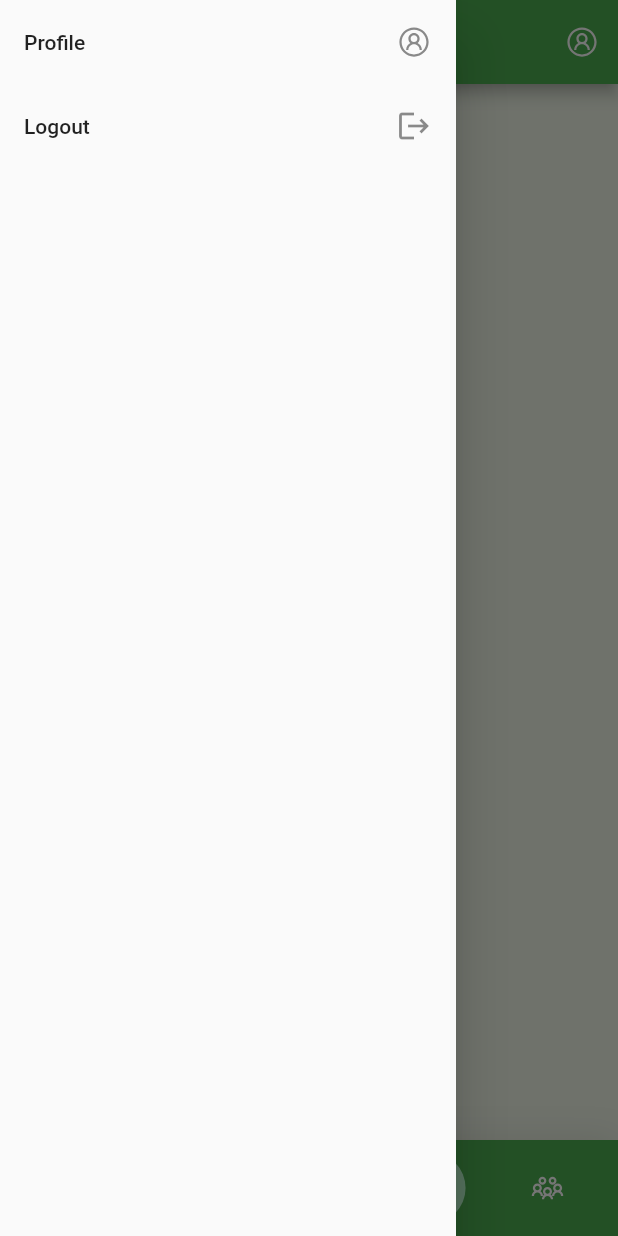
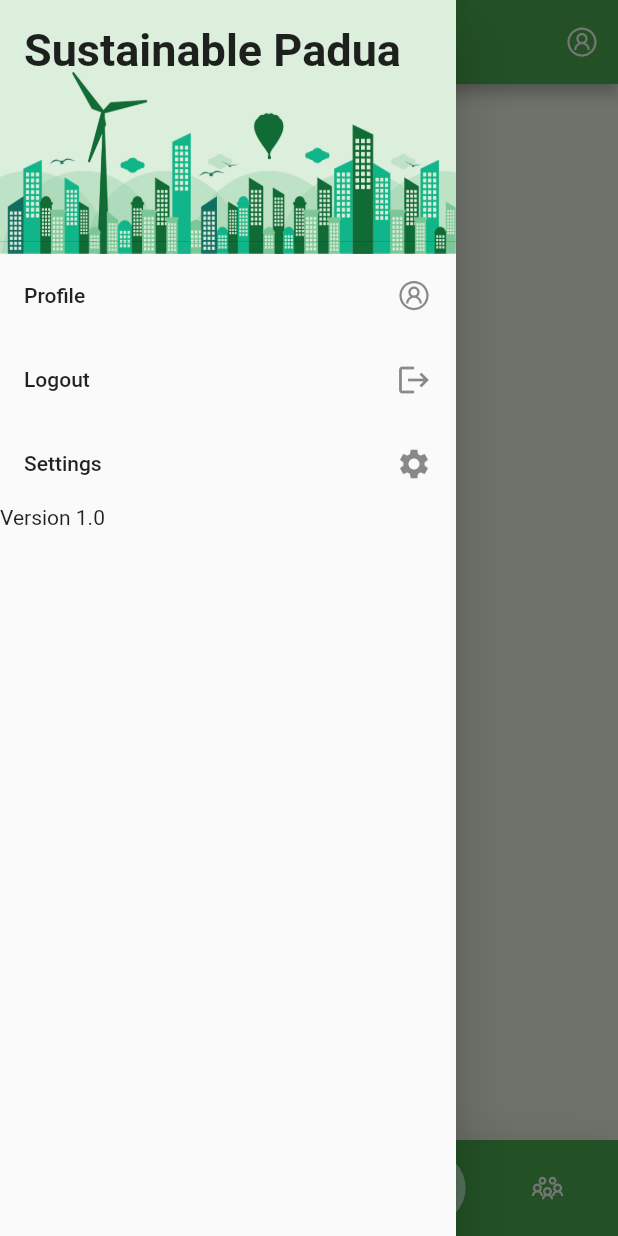
Before and after one commit to mariobon99/progetto_biomedical_wearable, a Flutter app: the MainPage screen opened directly, item 3 of the bottom bar chosen, with the side drawer open, on a phone screen of 412 x 824 dp. Run offline on Flutter 3.47's test engine with Material 2 defaults, Android fonts, the phone set to English and light mode, and no system bars; drawn by our look-alikes of google_nav_bar; our stand-ins replace floor, geolocator, image_picker, jwt_decoder, line_icons and 2 more; missing offline and left inert: dart:ffi; accounts and stored records are empty; generated files the repository leaves out were written again; network calls fail.

Commit message:
implementato database e suo provider con alcune queries: insert user e find all users

```diff
--- a/lib/database/daos/dao.dart
+++ b/lib/database/daos/dao.dart
@@ -1,2 +1,3 @@
 export 'users_dao.dart';
 export 'places_dao.dart';
+export 'visitedPlaces_dao.dart';
--- a/lib/database/daos/visitedPlaces_dao.dart
+++ b/lib/database/daos/visitedPlaces_dao.dart
@@ -2,7 +2,7 @@ import 'package:floor/floor.dart';
 import 'package:progetto_wearable/database/entities/entities.dart';
 
 @dao
-abstract class VisitedPlaceDao{
+abstract class VisitedPlaceDao {
   //Query that allows to obrain all the Users in the table
   @Query('SELECT * FROM VisitedPlace')
   Future<List<User>> findAllVisitedPlaces();
@@ -20,6 +20,6 @@ abstract class VisitedPlaceDao{
   Future<void> updateUVisitedPlace(VisitedPlace visitedPlace);
 
   //Query that allows to seletc the places visited by a User
-  @Query('SELECT idPlace FROM VisitedPlace WHERE idUser=: idUser')
+  @Query('SELECT idPlace FROM VisitedPlace WHERE idUser=:idUser')
   Stream<VisitedPlace?> findAllPlacesByAUser(int idUser);
 }
--- /dev/null
+++ b/lib/database/database.dart
@@ -0,0 +1,19 @@
+import 'dart:async';
+import 'package:floor/floor.dart';
+import 'package:sqflite/sqflite.dart' as sqflite;
+
+//Here, we are importing the entities and the daos of the database
+import 'daos/dao.dart';
+import 'entities/entities.dart';
+
+//The generated code will be in database.g.dart
+part 'database.g.dart';
+
+//Here we are saying that this is the first version of the Database and it has just 1 entity, i.e., Todo
+@Database(version: 1, entities: [User, Place, VisitedPlace])
+abstract class AppDatabase extends FloorDatabase {
+  //Add all the daos as getters here
+  UsersDao get usersDao;
+  PlacesDao get placesDao;
+  VisitedPlaceDao get visitedPlacesDao;
+}//AppDatabase
--- a/lib/database/entities/users.dart
+++ b/lib/database/entities/users.dart
@@ -3,9 +3,9 @@ import 'dart:ffi';
 import 'package:floor/floor.dart';
 
 @Entity(tableName: 'User')
-class User{
-
+class User {
 // id is the PRIMARY KEY for the table User
+  @PrimaryKey(autoGenerate: true)
   final int? id;
 
   final String username;
@@ -20,5 +20,6 @@ class User{
   final double distance;
 
   //Default constructor
-  User(this.id, this.username,this.password,this.email, this.level, this.distance);
+  User(this.id, this.username, this.password, this.email, this.level,
+      this.distance);
 } //User
--- /dev/null
+++ b/lib/repositories/databaseRepository.dart
@@ -0,0 +1,29 @@
+import 'package:flutter/material.dart';
+import 'package:progetto_wearable/database/database.dart';
+import 'package:progetto_wearable/database/entities/entities.dart';
+
+class DatabaseRepository extends ChangeNotifier {
+  final AppDatabase database;
+
+  DatabaseRepository({required this.database});
+
+  Future<void> insertUser(User user) async {
+    await database.usersDao.insertUser(user);
+    notifyListeners();
+  }
+
+  Future<List<User>> findAllUsers() async {
+    final users = await database.usersDao.findAllUsers();
+    return users;
+  }
+
+  Future<double?> findUserDistance(int id) async {
+    final distance = await database.usersDao.findUserDistance(id);
+    return distance;
+  }
+
+  Future<int?> findUserLevel(int id) async {
+    final distance = await database.usersDao.findUserLevel(id);
+    return distance;
+  }
+}
--- a/lib/screens/AdvicePage.dart
+++ b/lib/screens/AdvicePage.dart
@@ -1,5 +1,10 @@
+import 'dart:math';
+
 import 'package:flutter/material.dart';
+import 'package:progetto_wearable/repositories/databaseRepository.dart';
+import 'package:provider/provider.dart';
 import 'package:shared_preferences/shared_preferences.dart';
+import '../database/entities/users.dart';
 import '../models/activity.dart';
 import '../services/impactService.dart';
 
@@ -13,6 +18,16 @@ class AdvisePage extends StatefulWidget {
 
 class _AdvisePageState extends State<AdvisePage> {
   double? mean;
+  int level = 0;
+
+  void addRandomUsersToDatabase(int n) {
+    for (var i = 1; i < n; i++) {
+      User user = User(i, 'User n° $i', '1234', 'generico', Random().nextInt(4),
+          Random().nextDouble() * 500);
+
+      Provider.of<DatabaseRepository>(context, listen: false).insertUser(user);
+    }
+  }
 
   @override
   Widget build(BuildContext context) {
@@ -29,6 +44,15 @@ class _AdvisePageState extends State<AdvisePage> {
               final result = await tokenManager.requestData() as List<Activity>;
               double meanDistance = computeMean(result);
               sp.setDouble('distance', meanDistance);
+              int userLevel =
+                  await Provider.of<DatabaseRepository>(context, listen: false)
+                          .findUserLevel(0) ??
+                      0;
+
+              setState(() {
+                mean = meanDistance;
+                level = userLevel;
+              });
             },
             child: Text('GET DATA'),
           ),
@@ -36,25 +60,21 @@ class _AdvisePageState extends State<AdvisePage> {
               onPressed: () async {
                 final sp = await SharedPreferences.getInstance();
                 sp.remove('distance');
-                setState(() {});
+                setState(() {
+                  mean = null;
+                  level = 0;
+                });
               },
               child: Text('Remove mean distance')),
-          FutureBuilder(
-              future: SharedPreferences.getInstance(),
-              builder: ((context, snapshot) {
-                if (snapshot.hasData) {
-                  final sp = snapshot.data as SharedPreferences;
-                  var mean = sp.getDouble('distance');
-                  if (mean != null) {
-                    return Text(
-                        'Media delle ultime due settimane: ${mean.toStringAsFixed(2)} km');
-                  } else {
-                    return Text('Scarica i dati');
-                  }
-                } else {
-                  return CircularProgressIndicator();
-                }
-              }))
+          Text(mean == null
+              ? 'Get data'
+              : 'Mean distance: ${mean!.toStringAsFixed(2)} km'),
+          Text('User level = $level'),
+          ElevatedButton(
+              onPressed: () {
+                addRandomUsersToDatabase(20);
+              },
+              child: Text('Add users'))
         ],
       ),
     ));
@@ -62,7 +82,7 @@ class _AdvisePageState extends State<AdvisePage> {
   }
 }
 
-double computeMean(List<Activity> result) {
+double computeMean(List<Activity>? result) {
   double somma = 0;
   double totalValidActivities = 0;
   for (var i = 0; i < result!.length; i++) {
--- a/lib/screens/MainPagewithNavBar.dart
+++ b/lib/screens/MainPagewithNavBar.dart
@@ -38,9 +38,8 @@ class _MainPageState extends State<MainPage> {
           ),
         ],
       ),
-      body: IndexedStack(
-        children: [
-          HomePage(),
+      body: [
+        const HomePage(),
         PlacePage(
           onPageChange: (index) {
             setState(() {
@@ -48,14 +47,27 @@ class _MainPageState extends State<MainPage> {
             });
           },
         ),
-          AdvisePage(),
+        const AdvisePage(),
         CommunityPage()
-        ],
-        index: _selectedIndex,
-      ),
+      ][_selectedIndex],
       drawer: Drawer(
           child: ListView(
         children: [
+          Container(
+            decoration: const BoxDecoration(
+              color: Palette.mainColor,
+              image: DecorationImage(
+                  image: AssetImage('assets/images/drawer_image.jpg'),
+                  fit: BoxFit.fill,
+                  opacity: 0.8),
+            ),
+            child: const DrawerHeader(
+              child: Text(
+                'Sustainable Padua',
+                style: TextStyle(fontSize: 30, fontWeight: FontWeight.bold),
+              ),
+            ),
+          ),
           ListTile(
               title: const Text('Profile'),
               trailing: const Icon(LineIcons.userCircle),
@@ -76,6 +88,12 @@ class _MainPageState extends State<MainPage> {
                       builder: (context) => LoginPage(),
                     ));
               }),
+          ListTile(
+            title: const Text('Settings'),
+            trailing: const Icon(Icons.settings),
+            onTap: () {},
+          ),
+          Text('Version 1.0')
         ],
       )),
       bottomNavigationBar: Container(
--- a/lib/screens/ProfilePage.dart
+++ b/lib/screens/ProfilePage.dart
@@ -19,6 +19,7 @@ class _ProfilePageState extends State<ProfilePage> {
   String? username;
   String? password;
   int? age;
+  String? email;
 
   File? _image;
   var imagePicker;
@@ -35,6 +36,7 @@ class _ProfilePageState extends State<ProfilePage> {
     setState(() {
       username = prefs.getString('username');
       password = prefs.getString('password');
+      email = prefs.getString('mail');
       age = prefs.getInt('age');
       if (prefs.getString('image') != null) {
         _image = File(prefs.getString('image')!);
@@ -79,7 +81,7 @@ class _ProfilePageState extends State<ProfilePage> {
                                 const Text("Email",
                                     style:
                                         TextStyle(fontWeight: FontWeight.bold)),
-                                Text("marzia@gmail.com"),
+                                Text("$email"),
                                 const SizedBox(height: 20),
                               ],
                             ),
--- a/lib/screens/RegisterPage.dart
+++ b/lib/screens/RegisterPage.dart
@@ -1,8 +1,9 @@
 import 'package:flutter/material.dart';
+import 'package:progetto_wearable/repositories/databaseRepository.dart';
 import 'package:progetto_wearable/screens/LoginPage.dart';
 import 'package:shared_preferences/shared_preferences.dart';
-import 'package:progetto_wearable/screens/MainPagewithNavBar.dart';
-//import 'package:flutter_login/theme.dart';
+import 'package:provider/provider.dart';
+import 'package:progetto_wearable/database/entities/entities.dart';
 
 class RegisterPage extends StatelessWidget {
   RegisterPage({Key? key}) : super(key: key);
@@ -114,8 +115,23 @@ class RegisterPage extends StatelessWidget {
                       await sp.setString('username', usernameController.text);
                       await sp.setString('password', passwordController.text);
                       await sp.setString('mail', mailController.text);
+
+                      User user = User(0, usernameController.text,
+                          passwordController.text, mailController.text, 1, 0);
+
+                      Provider.of<DatabaseRepository>(context, listen: false)
+                          .insertUser(user);
+
                       Navigator.pushReplacement(context,
                           MaterialPageRoute(builder: (context) => LoginPage()));
+                    } else if (passwordController.text !=
+                        passwordController2.text) {
+                      ScaffoldMessenger.of(context)
+                        ..clearSnackBars()
+                        ..showSnackBar(const SnackBar(
+                          content: Text("The two passwords don't match"),
+                          duration: Duration(seconds: 2),
+                        ));
                     } else {
                       ScaffoldMessenger.of(context)
                         ..clearSnackBars()
--- a/pubspec.yaml
+++ b/pubspec.yaml
@@ -40,6 +40,7 @@ dependencies:
   line_icons: ^2.0.0
   floor: ^1.4.2
   jwt_decoder: ^2.0.1
+  provider: ^6.0.5
 
 
 
```
Also changed, not shown: lib/database/daos/users_dao.dart (+4 -10 lines), lib/main.dart (+14 -2 lines), lib/screens/ComunityPage.dart (+47 -46 lines), lib/screens/HomePage.dart (+7 -6 lines), lib/screens/LoginImpactPage.dart (+19 -44 lines), lib/screens/LoginPage.dart (+8 -19 lines), lib/screens/PlacePage.dart (+23 -20 lines), lib/widgets/customSnackBar.dart (added, +16 -0 lines), assets/images/drawer_image.jpg (added), lib/database/database.g.dart (added), pubspec.lock. Lines whose indentation alone changed are shown as unchanged.
